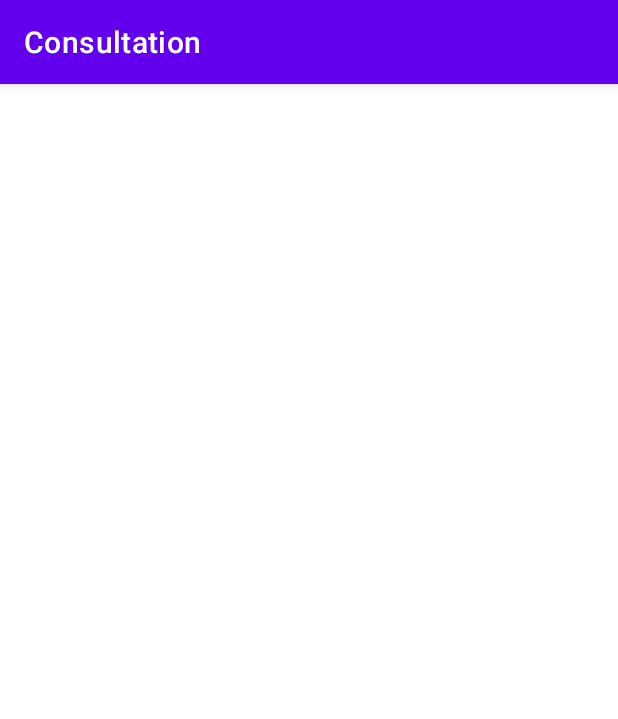
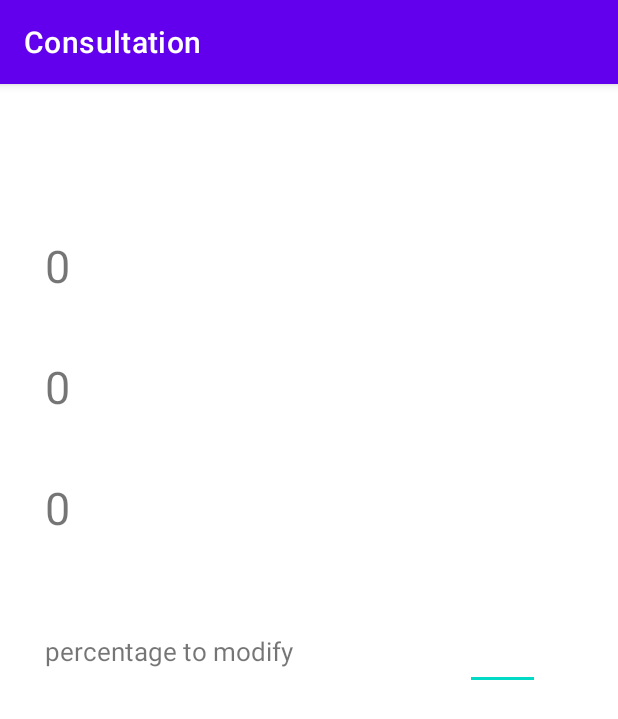
Before and after one commit to IlyassChraibi/H22-4204N6-KickMyB-Chraibi, an Android app: the ConsultationActivity screen opened directly, with no data from a screen before it, on a phone screen of 412 x 824 dp. Shown: the top 719 px of the screen. Run offline under Robolectric (Android 15) with nearby library versions, the phone set to English and light mode, and no system bars.

Commit message:
FCT activité consultation

```diff
--- a/app/src/main/java/com/example/kickmyb/ConsultationActivity.java
+++ b/app/src/main/java/com/example/kickmyb/ConsultationActivity.java
@@ -17,5 +17,13 @@ public class ConsultationActivity extends AppCompatActivity {
         binding = ActivityConsultationBinding.inflate(getLayoutInflater());
         View view = binding.getRoot();
         setContentView(view);
+
+        binding.txtNom.setText(getIntent().getStringExtra("texte"));
+        int v = getIntent().getIntExtra("percentage",0);
+        binding.txtPercentage.setText(""+v);
+        int vv = getIntent().getIntExtra("time",0);
+        binding.txtTimeElapsed.setText(""+vv);
+
+        binding.txtDateLimite.setText(""+ (int) getIntent().getLongExtra("date",0));
     }
 }
--- a/app/src/main/java/com/example/kickmyb/CreationActivity.java
+++ b/app/src/main/java/com/example/kickmyb/CreationActivity.java
@@ -1,5 +1,6 @@
 package com.example.kickmyb;
 
+import android.content.Intent;
 import android.graphics.Color;
 import android.graphics.drawable.ColorDrawable;
 import android.os.Bundle;
@@ -31,5 +32,14 @@ public class CreationActivity extends AppCompatActivity {
         binding = ActivityCreationBinding.inflate(getLayoutInflater());
         View view = binding.getRoot();
         setContentView(view);
+
+
+        binding.btnAdd.setOnClickListener(new View.OnClickListener() {
+            @Override
+            public void onClick(View view) {
+                Intent i = new Intent(CreationActivity.this, HomeActivity.class);
+                startActivity(i);
+            }
+        });
     }
 }
--- a/app/src/main/java/com/example/kickmyb/MyAdapter.java
+++ b/app/src/main/java/com/example/kickmyb/MyAdapter.java
@@ -1,5 +1,6 @@
 package com.example.kickmyb;
 
+import android.annotation.SuppressLint;
 import android.content.Intent;
 import android.view.LayoutInflater;
 import android.view.View;
@@ -11,6 +12,7 @@ import androidx.cardview.widget.CardView;
 import androidx.recyclerview.widget.RecyclerView;
 
 import java.util.ArrayList;
+import java.util.Date;
 import java.util.List;
 
 public class MyAdapter extends RecyclerView.Adapter<MyAdapter.MyViewHolder> {
@@ -59,7 +61,7 @@ public class MyAdapter extends RecyclerView.Adapter<MyAdapter.MyViewHolder> {
 
     // Replace the contents of a view (invoked by the layout manager)
     @Override
-    public void onBindViewHolder(MyViewHolder holder, int position) {
+    public void onBindViewHolder(MyViewHolder holder, @SuppressLint("RecyclerView") int position) {
         // - get element from your dataset at this position
         // - replace the contents of the view with that element
         task personneCourante = list.get(position);
@@ -72,6 +74,16 @@ public class MyAdapter extends RecyclerView.Adapter<MyAdapter.MyViewHolder> {
             @Override
             public void onClick(View view) {
                 Intent intent = new Intent( view.getContext(), ConsultationActivity.class);
+                intent.putExtra("texte",list.get(position).nom);
+
+                //intent.putExtra("datelimit",list.get(position).dateLimite);
+
+                intent.putExtra("date", list.get(position).dateLimite.getTime());
+                Date d = new Date();
+                d.setTime(intent.getLongExtra("date", -1));
+
+                intent.putExtra("percentage",list.get(position).pourcentage);
+                intent.putExtra("time",list.get(position).tempsEcoule);
                 view.getContext().startActivity(intent);
             }
         });
--- a/app/src/main/res/layout/activity_consultation.xml
+++ b/app/src/main/res/layout/activity_consultation.xml
@@ -1,6 +1,69 @@
 <?xml version="1.0" encoding="utf-8"?>
 <LinearLayout xmlns:android="http://schemas.android.com/apk/res/android"
+    xmlns:app="http://schemas.android.com/apk/res-auto"
+    xmlns:tools="http://schemas.android.com/tools"
     android:layout_width="match_parent"
-    android:layout_height="match_parent">
+    android:layout_height="match_parent"
+    android:orientation="vertical"
+    tools:context=".ConsultationActivity">
 
+    <TextView
+        android:layout_marginTop="20dp"
+        android:layout_marginBottom="20dp"
+        android:paddingLeft="30dp"
+        android:layout_width="match_parent"
+        android:layout_height="wrap_content"
+        android:id="@+id/txtNom"
+        android:textSize="30dp"
+        />
+    <TextView
+        android:layout_marginTop="20dp"
+        android:layout_marginBottom="20dp"
+        android:paddingLeft="30dp"
+        android:layout_width="match_parent"
+        android:layout_height="wrap_content"
+        android:id="@+id/txtDateLimite"
+        android:textSize="30dp"
+        />
+    <TextView
+        android:layout_marginTop="20dp"
+        android:layout_marginBottom="20dp"
+        android:paddingLeft="30dp"
+        android:layout_width="match_parent"
+        android:layout_height="wrap_content"
+        android:id="@+id/txtPercentage"
+        android:textSize="30dp"
+        />
+    <TextView
+        android:layout_marginTop="20dp"
+        android:layout_marginBottom="20dp"
+        android:paddingLeft="30dp"
+        android:layout_width="match_parent"
+        android:layout_height="wrap_content"
+        android:id="@+id/txtTimeElapsed"
+        android:textSize="30dp"
+        />
+
+    <LinearLayout
+        android:layout_width="match_parent"
+        android:layout_height="wrap_content"
+        android:orientation="horizontal">
+
+        <TextView
+            android:layout_width="310dp"
+            android:layout_height="wrap_content"
+            android:layout_marginTop="20dp"
+            android:layout_marginBottom="20dp"
+            android:paddingLeft="30dp"
+            android:text="percentage to modify"
+            android:textSize="17dp" />
+
+        <EditText
+            android:layout_width="50dp"
+            android:layout_height="wrap_content"
+            android:layout_marginTop="20dp"
+            android:layout_marginBottom="20dp"
+            android:paddingLeft="30dp"
+            android:textSize="30dp" />
+    </LinearLayout>
 </LinearLayout>
```
